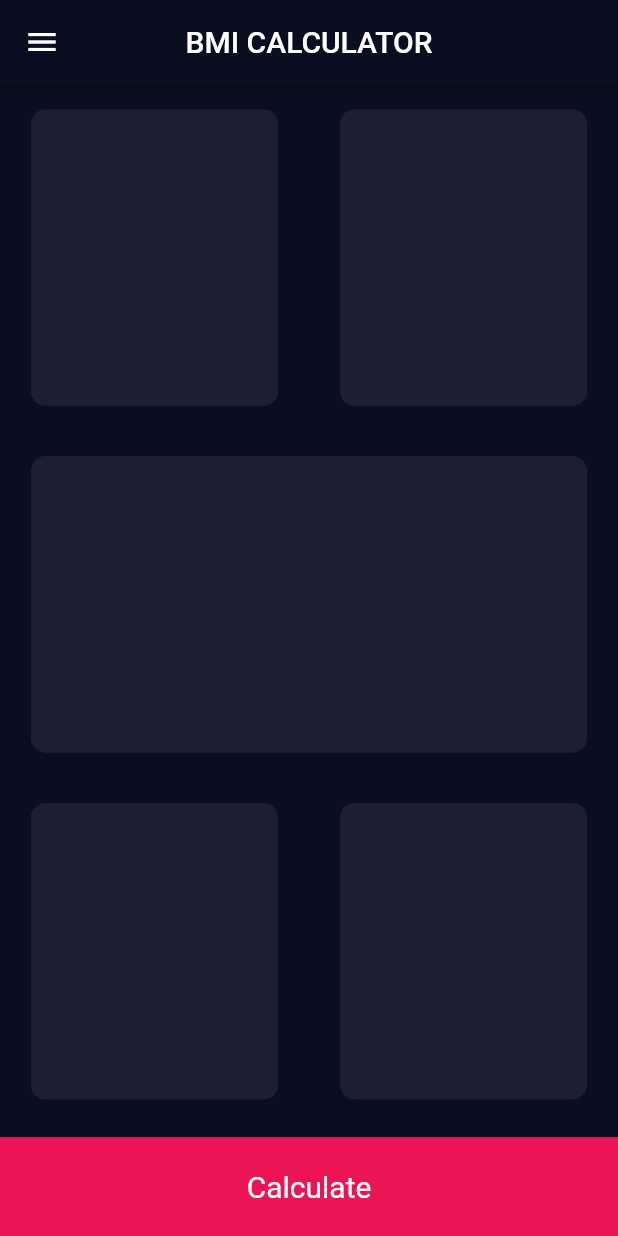
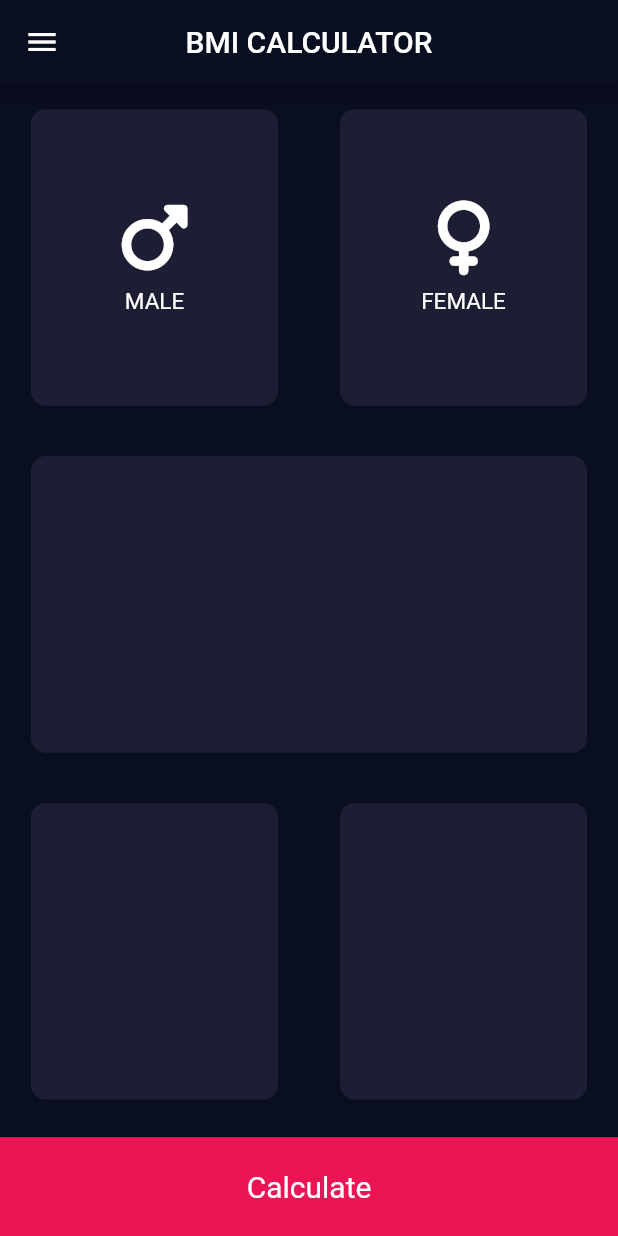
Before and after one commit to Aphosishiro/BMI, a Flutter app: the screen it shows after launch, on a phone screen of 412 x 824 dp. Run offline on Flutter 3.47's test engine with Material 2 defaults, Android fonts, the phone set to English and light mode, and no system bars; our stand-ins replace font_awesome_flutter.

Commit message:
refactor Icon content

```diff
--- a/lib/screens/home.dart
+++ b/lib/screens/home.dart
@@ -1,5 +1,7 @@
 import 'package:bmi_calculator/screens/reusablecard.dart';
 import 'package:flutter/material.dart';
+import 'package:font_awesome_flutter/font_awesome_flutter.dart';
+import 'iconcontent.dart';
 
 const activeCardColor = Color(0xFF1D1E33);
 const bottomContainerColor = Color(0xFFEB1555);
@@ -31,11 +33,17 @@ class _HomeState extends State<Home> {
               children: [
                 ReuseableCard(
                   color: activeCardColor,
-                  cardChild: Column(),
+                  cardChild: Iconcontent(
+                    iconData: FontAwesomeIcons.mars,
+                    label: "MALE",
+                  ),
                 ),
                 ReuseableCard(
                   color: activeCardColor,
-                  cardChild: Column(),
+                  cardChild: Iconcontent(
+                    iconData: FontAwesomeIcons.venus,
+                    label: "FEMALE",
+                  ),
                 ),
               ],
             ),
--- /dev/null
+++ b/lib/screens/iconcontent.dart
@@ -0,0 +1,31 @@
+import 'package:flutter/material.dart';
+
+class Iconcontent extends StatelessWidget {
+  const Iconcontent({super.key, required this.iconData , required this.label});
+
+  final IconData iconData;
+  final String label;
+
+  @override
+  Widget build(BuildContext context) {
+    Size size = MediaQuery.of(context).size;
+    return Column(
+      mainAxisAlignment: MainAxisAlignment.center,
+      children: [
+        Icon(
+          iconData,
+          size: 50,
+        ),
+        SizedBox(
+          height: size.height * 0.01,
+        ),
+        Text(
+          label,
+          style: const TextStyle(
+            fontSize: 15,
+          ),
+        ),
+      ],
+    );
+  }
+}
--- a/lib/screens/reusablecard.dart
+++ b/lib/screens/reusablecard.dart
@@ -1,7 +1,8 @@
 import 'package:flutter/material.dart';
 
 class ReuseableCard extends StatelessWidget {
-  const ReuseableCard({super.key, required this.color, required this.cardChild});
+  const ReuseableCard(
+      {super.key, required this.color, required this.cardChild});
 
   final Color color;
   final Widget cardChild;
@@ -21,6 +22,7 @@ class ReuseableCard extends StatelessWidget {
           color: color,
           borderRadius: BorderRadius.circular(10),
         ),
+        child: cardChild,
       ),
     );
   }
```
